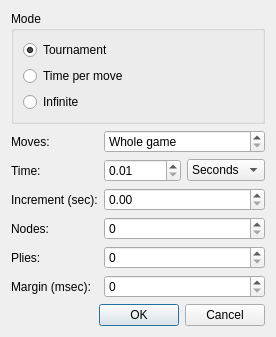
cutechess/cutechess, file projects/gui/ui/timecontroldlg.ui: the form before one commit.
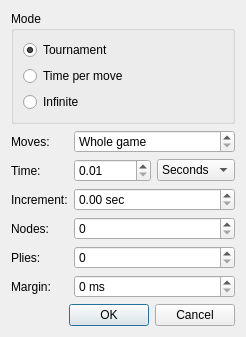
The form after the commit.

Commit message: Use QSpinBox's "suffix" setting

```diff
--- a/projects/gui/ui/timecontroldlg.ui
+++ b/projects/gui/ui/timecontroldlg.ui
@@ -6,7 +6,7 @@
    <rect>
     <x>0</x>
     <y>0</y>
-    <width>317</width>
+    <width>284</width>
     <height>367</height>
    </rect>
   </property>
@@ -160,7 +160,7 @@
      <item row="2" column="0">
       <widget class="QLabel" name="label_3">
        <property name="text">
-        <string>Increment (sec):</string>
+        <string>Increment:</string>
        </property>
        <property name="buddy">
         <cstring>m_incrementSpin</cstring>
@@ -172,6 +172,9 @@
        <property name="toolTip">
         <string>Time increment per move in milliseconds</string>
        </property>
+       <property name="suffix">
+        <string> sec</string>
+       </property>
       </widget>
      </item>
      <item row="4" column="1">
@@ -219,6 +222,9 @@
        <property name="toolTip">
         <string>The time limit can be exceeded by this many milliseconds</string>
        </property>
+       <property name="suffix">
+        <string> ms</string>
+       </property>
        <property name="maximum">
         <number>9999</number>
        </property>
@@ -227,7 +233,7 @@
      <item row="5" column="0">
       <widget class="QLabel" name="label_6">
        <property name="text">
-        <string>Margin (msec):</string>
+        <string>Margin:</string>
        </property>
        <property name="buddy">
         <cstring>m_marginSpin</cstring>
```
